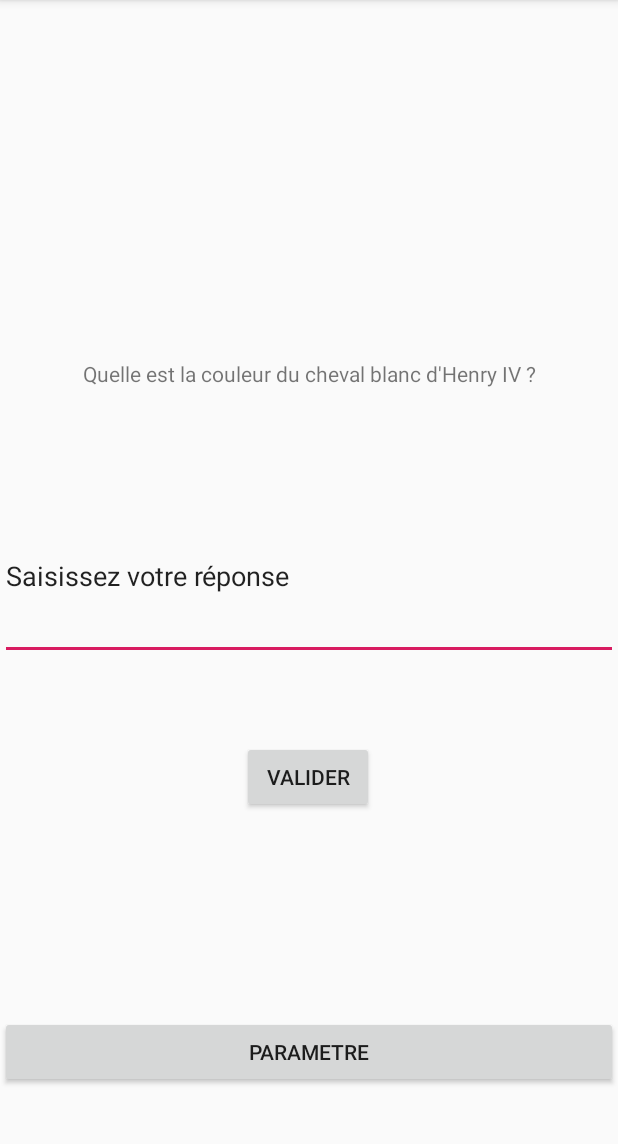
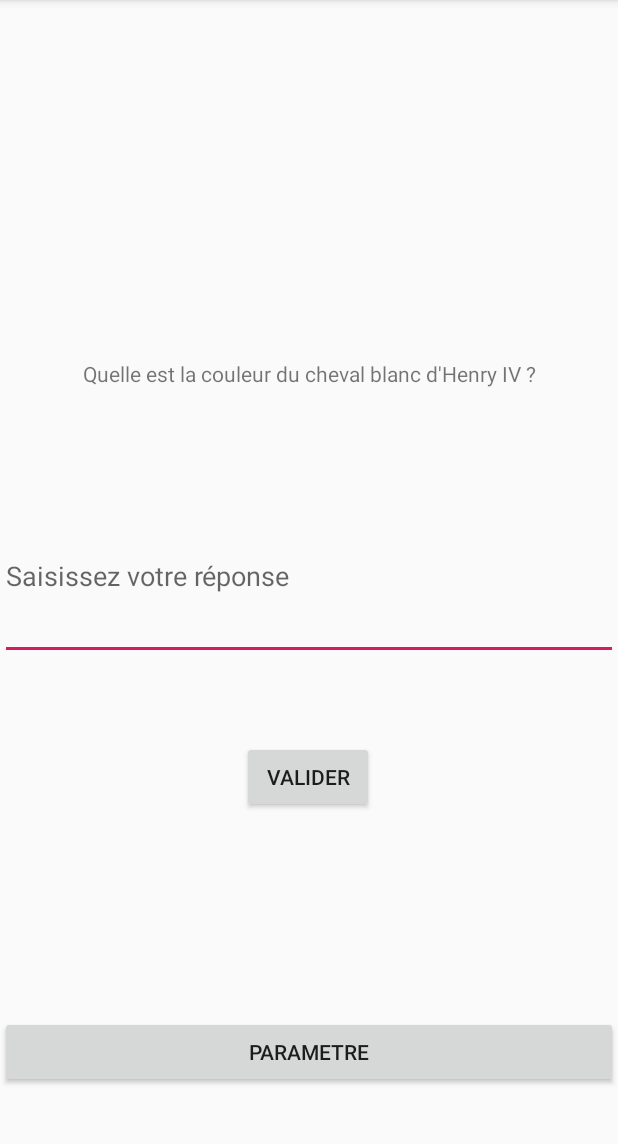
Before and after one commit to Dylage/EnigmaGame, an Android app: the screen it shows after launch (MainActivity), on a phone screen of 412 x 824 dp, the part 84-1228 px from its top. Run offline under Robolectric (Android 15) with nearby library versions, the phone set to English and light mode, and no system bars.

Commit message:
Texte en background pour la demande de réponse

```diff
--- a/app/src/main/java/fr/unilim/iut/enigmagame/MainActivity.java
+++ b/app/src/main/java/fr/unilim/iut/enigmagame/MainActivity.java
@@ -38,7 +38,7 @@ public class MainActivity extends AppCompatActivity {
         this.db.close();
 
         this.question.setText(this.enigmeActuelle.getEnigme());
-        this.saisie.setText("Saisissez votre réponse");
+        this.saisie.setHint("Saisissez votre réponse");
 
         bouton.setOnClickListener(new View.OnClickListener(){
             public void onClick(View v){
```
